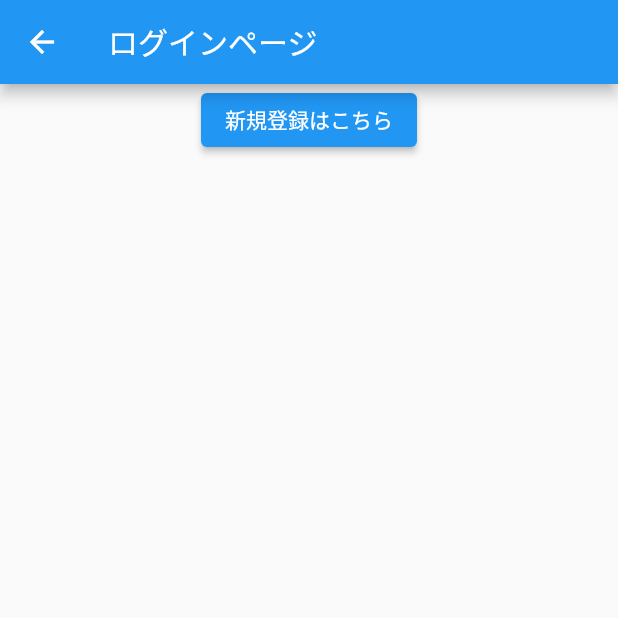
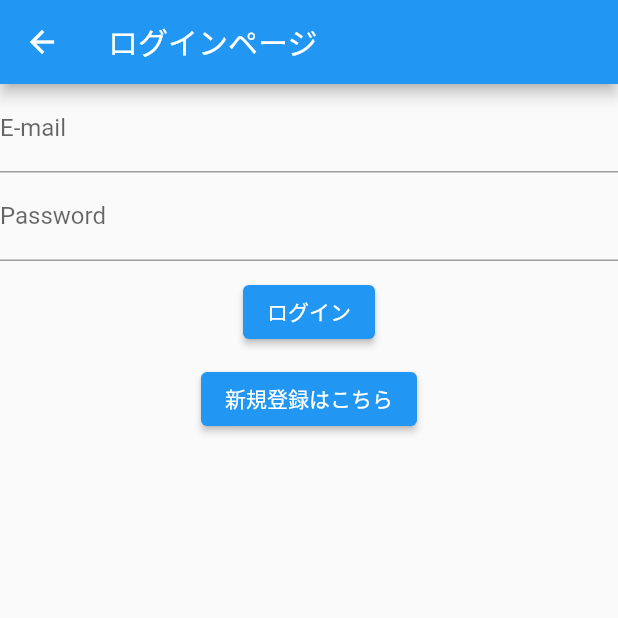
Before and after one commit to tsuyohase/PIS-Group3, a Flutter app: the screen it shows after launch, after a tap on the "login" icon, on a phone screen of 412 x 824 dp, the top half of it. Run offline on Flutter 3.47's test engine with Material 2 defaults, Android fonts, the phone set to English and light mode, and no system bars; our stand-ins replace dio, firebase_auth, firebase_core, flutter_riverpod, google_maps_flutter; accounts and stored records are empty; network calls fail.

Commit message:
雛形完了　loginPage, RegsterPage

```diff
--- a/lib/screen/loginPage.dart
+++ b/lib/screen/loginPage.dart
@@ -1,5 +1,7 @@
 import 'package:flutter/material.dart';
 import 'package:firebase_auth/firebase_auth.dart';
+import 'package:firebase_core/firebase_core.dart';
+import 'package:flutter/material.dart';
 import '../constants.dart';
 
 class LoginPage extends StatefulWidget {
@@ -12,6 +14,33 @@ class LoginPage extends StatefulWidget {
 class _LoginPageState extends State<LoginPage> {
   var _idController = TextEditingController();
   var _passController = TextEditingController();
+  String infoText = "";
+
+  void _loginAccount(String id, String pass) async {
+    try {
+      /// credential にはアカウント情報が記録される
+      final credential = await FirebaseAuth.instance.signInWithEmailAndPassword(
+        email: id,
+        password: pass,
+      );
+      // ログインに成功した場合
+      final User user = credential.user!;
+      setState(() {
+        //infoText = "ログインOK：${user.email}";
+        Navigator.of(context).pushNamed("/map");
+      });
+    }
+
+    /// ログインに失敗した場合のエラー処理
+    on FirebaseAuthException catch (e) {
+      /// ログインに失敗した場合
+      setState(() {
+        infoText = "ログインNG：${e.toString()}";
+      });
+    } catch (e) {
+      print(e);
+    }
+  }
 
   @override
   Widget build(BuildContext context) {
@@ -20,6 +49,31 @@ class _LoginPageState extends State<LoginPage> {
         title: new Text('ログインページ'),
       ),
       body: Column(children: [
+        /// メールアドレス入力
+        TextField(
+          decoration: const InputDecoration(
+            label: Text('E-mail'),
+          ),
+          controller: _idController,
+        ),
+
+        /// パスワード入力
+        TextField(
+          decoration: const InputDecoration(
+            label: Text('Password'),
+          ),
+          controller: _passController,
+          obscureText: true,
+        ),
+        Container(
+          margin: const EdgeInsets.all(10),
+          child: ElevatedButton(
+            onPressed: () async {
+              _loginAccount(_idController.text, _passController.text);
+            },
+            child: const Text('ログイン'),
+          ),
+        ),
         Center(
           child: ElevatedButton(
             child: Text("新規登録はこちら"),
@@ -28,6 +82,8 @@ class _LoginPageState extends State<LoginPage> {
             },
           ),
         ),
+        const SizedBox(height: 8),
+        Text(infoText),
       ]),
     );
   }
--- a/lib/screen/registerPage.dart
+++ b/lib/screen/registerPage.dart
@@ -49,9 +49,7 @@ class _RegisterPage extends State<RegisterPage> {
         });
       }
     } catch (e) {
-      setState(() {
-        print(e);
-      });
+      print(e);
     }
   }
 
```
